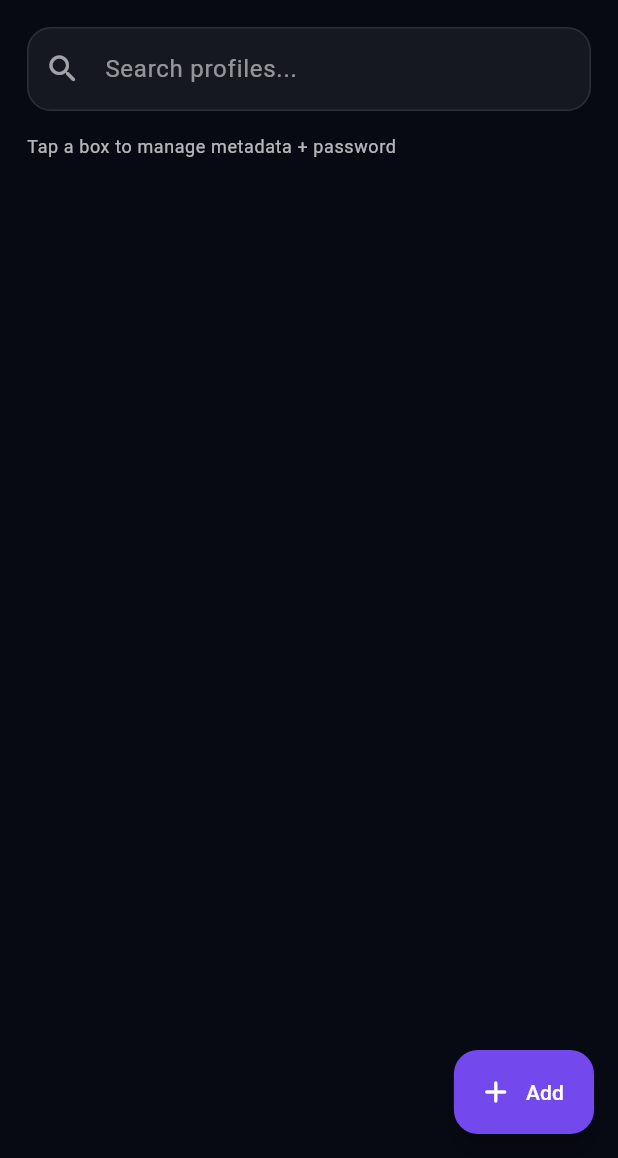
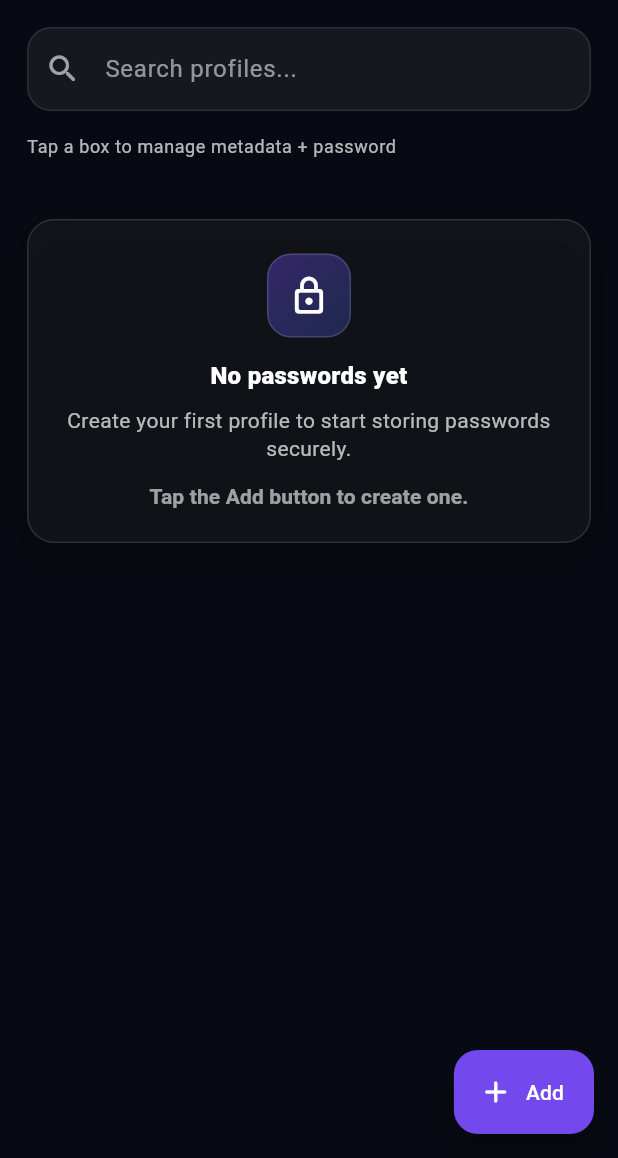
Before and after one commit to itsmu1x/lanlock, a Flutter app: the screen it shows after launch, on a phone screen of 412 x 824 dp, the part 78-1236 px from its top. Run offline on Flutter 3.47's test engine with Material 3 defaults, Android fonts, the phone set to English and light mode, and no system bars; our stand-ins replace flutter_secure_storage, qr_flutter, shelf, sqflite; missing offline and left inert: encrypt, shelf_router; accounts and stored records are empty.

Commit message:
small ui fixes

```diff
--- a/lib/ui/profiles_page.dart
+++ b/lib/ui/profiles_page.dart
@@ -138,7 +138,9 @@ class _ProfilesPageState extends State<ProfilesPage> {
                         child: ListView(
                           padding: const EdgeInsets.fromLTRB(18, 8, 18, 120),
                           children: [
-                            if (_profiles.isNotEmpty)
+                            if (_profiles.isEmpty)
+                              _EmptyProfilesState(hasQuery: _query.trim().isNotEmpty)
+                            else ...[
                               Padding(
                                 padding: const EdgeInsets.only(bottom: 12),
                                 child: Text(
@@ -183,6 +185,7 @@ class _ProfilesPageState extends State<ProfilesPage> {
                                 }),
                               ],
                             ],
+                          ],
                         ),
                       ),
               ),
@@ -204,6 +207,92 @@ class _ProfilesPageState extends State<ProfilesPage> {
         foregroundColor: Colors.white,
         icon: const Icon(Icons.add_rounded),
         label: const Text('Add'),
+      ),
+    );
+  }
+}
+
+class _EmptyProfilesState extends StatelessWidget {
+  const _EmptyProfilesState({required this.hasQuery});
+
+  final bool hasQuery;
+
+  @override
+  Widget build(BuildContext context) {
+    final title = hasQuery ? 'No matches found' : 'No passwords yet';
+    final subtitle = hasQuery
+        ? 'Try another search phrase or clear the search.'
+        : 'Create your first profile to start storing passwords securely.';
+
+    return Container(
+      margin: const EdgeInsets.only(top: 18),
+      padding: const EdgeInsets.fromLTRB(18, 22, 18, 20),
+      decoration: BoxDecoration(
+        color: Colors.white.withOpacity(0.04),
+        borderRadius: BorderRadius.circular(18),
+        border: Border.all(color: Colors.white.withOpacity(0.12)),
+        boxShadow: [
+          BoxShadow(
+            color: Colors.black.withOpacity(0.22),
+            blurRadius: 18,
+            offset: const Offset(0, 8),
+          ),
+        ],
+      ),
+      child: Column(
+        children: [
+          Container(
+            width: 56,
+            height: 56,
+            decoration: BoxDecoration(
+              gradient: LinearGradient(
+                begin: Alignment.topLeft,
+                end: Alignment.bottomRight,
+                colors: [
+                  Colors.deepPurpleAccent.withOpacity(0.35),
+                  Colors.indigoAccent.withOpacity(0.24),
+                ],
+              ),
+              borderRadius: BorderRadius.circular(16),
+              border: Border.all(color: Colors.white.withOpacity(0.14)),
+            ),
+            child: Icon(
+              hasQuery ? Icons.search_off_rounded : Icons.lock_outline_rounded,
+              color: Colors.white,
+              size: 28,
+            ),
+          ),
+          const SizedBox(height: 14),
+          Text(
+            title,
+            style: Theme.of(context).textTheme.titleMedium?.copyWith(
+                  color: Colors.white,
+                  fontWeight: FontWeight.w800,
+                  letterSpacing: 0.2,
+                ),
+            textAlign: TextAlign.center,
+          ),
+          const SizedBox(height: 8),
+          Text(
+            subtitle,
+            style: Theme.of(context).textTheme.bodyMedium?.copyWith(
+                  color: Colors.white70,
+                  height: 1.35,
+                ),
+            textAlign: TextAlign.center,
+          ),
+          if (!hasQuery) ...[
+            const SizedBox(height: 12),
+            Text(
+              'Tap the Add button to create one.',
+              style: Theme.of(context).textTheme.labelLarge?.copyWith(
+                    color: Colors.white60,
+                    fontWeight: FontWeight.w600,
+                  ),
+              textAlign: TextAlign.center,
+            ),
+          ],
+        ],
       ),
     );
   }
```
Lines whose indentation alone changed are shown as unchanged.
